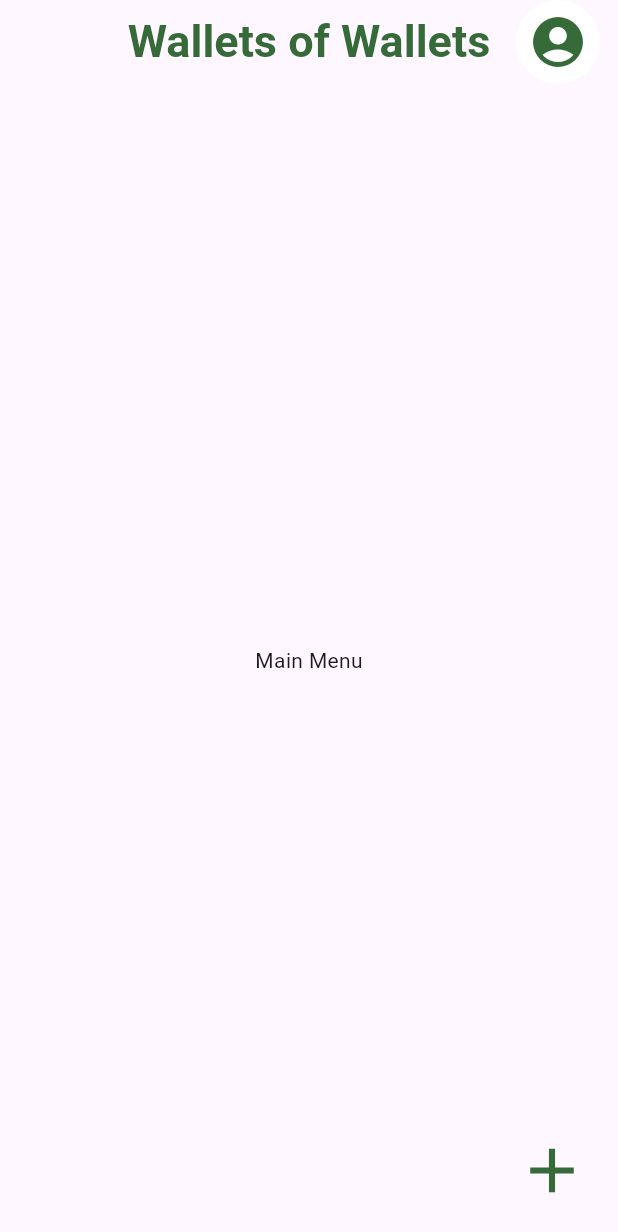
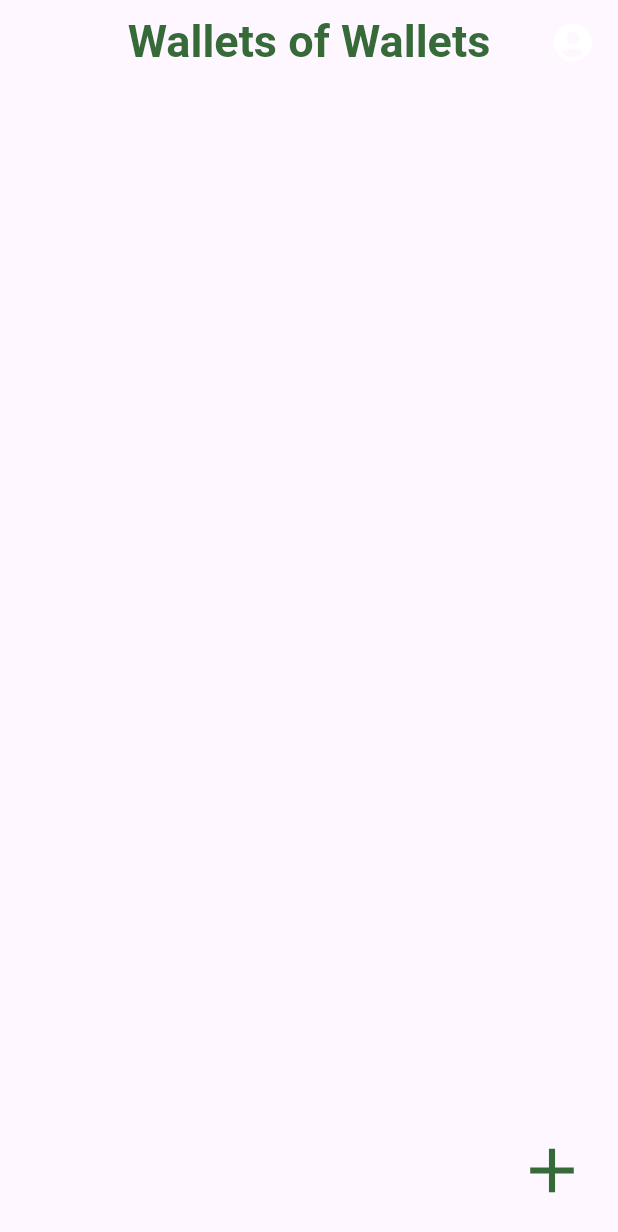
Before and after one commit to okan-bulgur/Wallets-Of-Wallets, a Flutter app: the MainPage screen opened directly, on a phone screen of 412 x 824 dp. Shown: the top 1232 px of the screen. Run offline on Flutter 3.47's test engine with Material 3 defaults, Android fonts, the phone set to English and light mode, and no system bars; Roboto replaces fonts that are missing (Ubuntu).

Commit message:
main page updated

```diff
--- a/wallets_of_wallets/lib/main_page.dart
+++ b/wallets_of_wallets/lib/main_page.dart
@@ -1,8 +1,7 @@
 // ignore_for_file: prefer_const_constructors, library_private_types_in_public_api, use_super_parameters, prefer_const_literals_to_create_immutables
 
+import 'package:firstly/profile_page.dart';
 import 'package:flutter/material.dart';
-
-import 'wallets_page.dart';
 
 class MainPage extends StatefulWidget {
   const MainPage({Key? key}) : super(key: key);
@@ -13,13 +12,6 @@ class MainPage extends StatefulWidget {
 
 class _MainPageState extends State<MainPage> {
   int _selectedIndex = 0;
-
-  // ignore: prefer_final_fields
-  static List<Widget> _widgetOptions = <Widget>[
-    Text('Main Menu'),
-    WalletsPage(),
-    Text('Settings'),
-  ];
 
   void _onItemTapped(int index) {
     setState(() {
@@ -42,24 +34,27 @@ class _MainPageState extends State<MainPage> {
         centerTitle: true,
         automaticallyImplyLeading: false,
         actions: [
-          GestureDetector(
-            onTap: () {
-              // Add functionality for the avatar button
-            },
-            child: CircleAvatar(
-              radius: 40.0, // Adjust radius as needed
-              backgroundColor: Colors.white, // Change background color if needed
-              child: Icon(
-                Icons.account_circle,
-                size:40,
-                color: Color.fromARGB(255, 54, 106, 57), // Change icon color if needed
+          Padding(
+            padding: const EdgeInsets.only(right: 10.0), // Adjust the padding as needed
+            child: GestureDetector(
+              onTap: () {
+                Navigator.push(
+                  context,
+                  MaterialPageRoute(builder: (context) => ProfilePage()),
+                );
+              },
+              child: CircleAvatar(
+                radius: 20.0,
+                backgroundColor: Colors.transparent,
+                child: Icon(
+                  Icons.account_circle,
+                  size: 30,
+                  color: Colors.white,
+                ),
               ),
             ),
           ),
         ],
-      ),
-      body: Center(
-        child: _widgetOptions.elementAt(_selectedIndex),
       ),
       floatingActionButton: FloatingActionButton(
         onPressed: () {
```
Also changed, not shown: wallets_of_wallets/lib/profile_page.dart (added, +20 -0 lines), wallets_of_wallets/lib/wallets_page.dart (deleted, +0 -64 lines).
